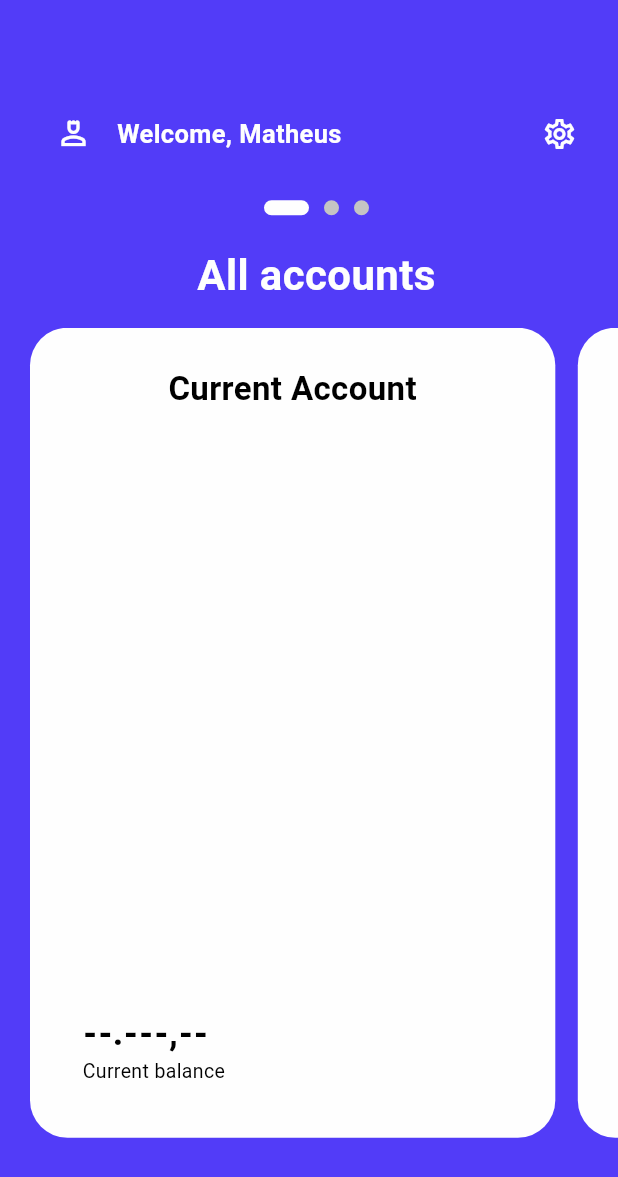
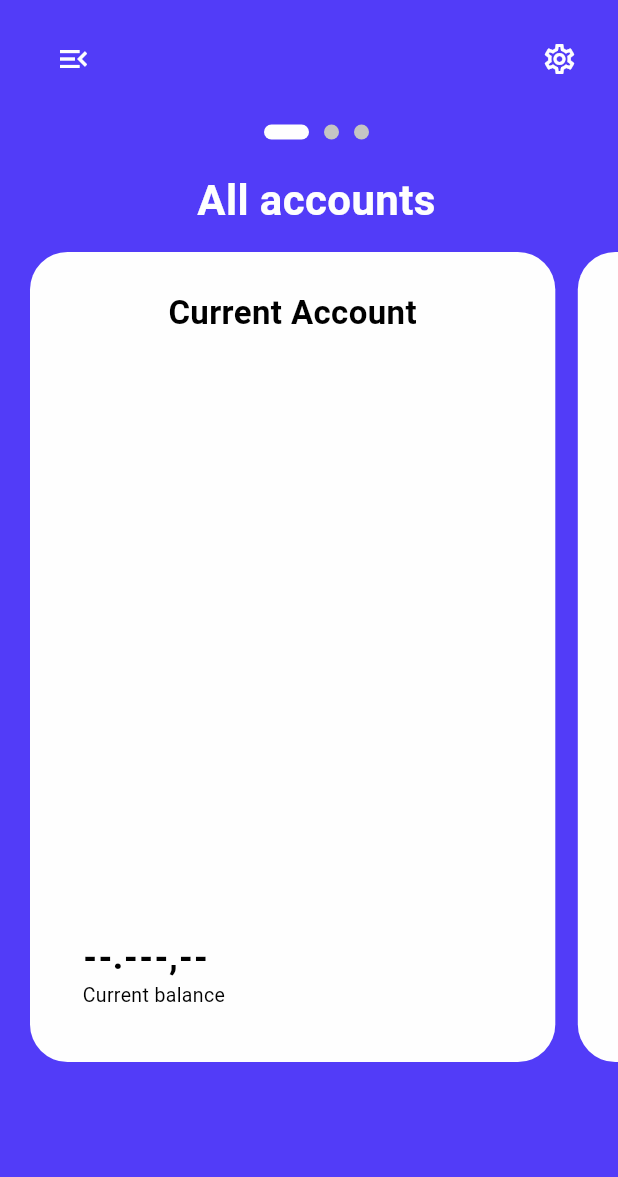
Before and after one commit to HOPDigital/finance-app, a Flutter app: the Dashboard screen opened directly, on a phone screen of 412 x 824 dp. Shown: the top 1177 px of the screen. Run offline on Flutter 3.47's test engine with Material 2 defaults, Android fonts, the phone set to English and light mode, and no system bars; drawn by our look-alikes of smooth_page_indicator; our stand-ins replace animated_splash_screen, gap, get, page_transition, pin_code_fields, shared_preferences; accounts and stored records are empty; Roboto replaces fonts that are missing (Montserrat Bold, Montserrat Regular, Poppings Regular).

Commit message:
removed welcome message at initial page and changed to menu open icon

```diff
--- a/client/lib/pages/dashboard/dashboard.dart
+++ b/client/lib/pages/dashboard/dashboard.dart
@@ -41,10 +41,11 @@ class _DashboardState extends State<Dashboard> {
           padding: const EdgeInsets.only(left: 10.0),
           width: size.width,
           child: Column(
-            mainAxisAlignment: MainAxisAlignment.center,
+            mainAxisAlignment: MainAxisAlignment.start,
             mainAxisSize: MainAxisSize.max,
             crossAxisAlignment: CrossAxisAlignment.center,
             children: <Widget>[
+              const Gap(15),
               Padding(
                 padding: EdgeInsets.symmetric(
                   horizontal: AppLayout.getWidth(15),
@@ -52,29 +53,14 @@ class _DashboardState extends State<Dashboard> {
                 child: Row(
                   mainAxisAlignment: MainAxisAlignment.spaceBetween,
                   children: [
-                    Row(
-                      mainAxisAlignment: MainAxisAlignment.center,
-                      crossAxisAlignment: CrossAxisAlignment.center,
-                      children: [
-                        IconButton(
-                          onPressed: () =>
-                              {scaffoldKey.currentState?.openDrawer()},
-                          icon: Icon(
-                            Icons.person_4_outlined,
-                            color: AppColors.whiteColor,
-                          ),
-                        ),
-                        const Gap(5),
-                        Text(
-                          "Welcome, Matheus",
-                          style: AppTypography.textBody.copyWith(
-                            color: AppColors.whiteColor,
-                            fontWeight: FontWeight.w600,
-                          ),
-                          textAlign: TextAlign.center,
-                        ),
-                      ],
+                    IconButton(
+                      onPressed: () => {scaffoldKey.currentState?.openDrawer()},
+                      icon: Icon(
+                        Icons.menu_open,
+                        color: AppColors.whiteColor,
+                      ),
                     ),
+                    const Gap(5),
                     IconButton(
                       onPressed: () => Navigator.push(
                         context,
```
